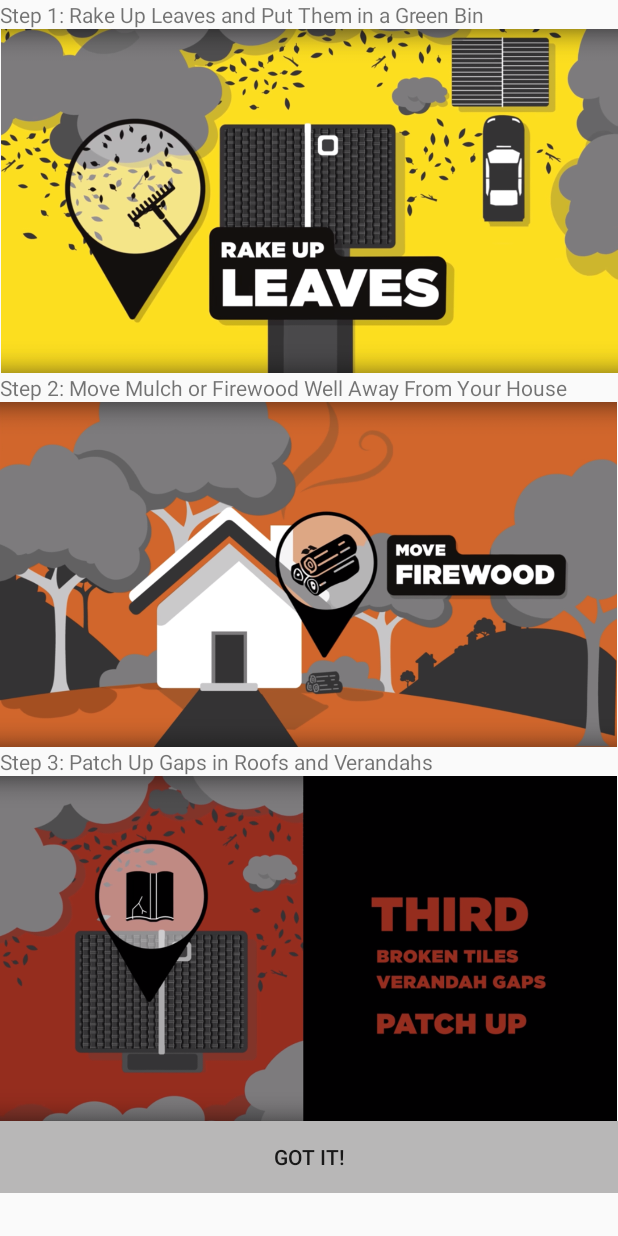
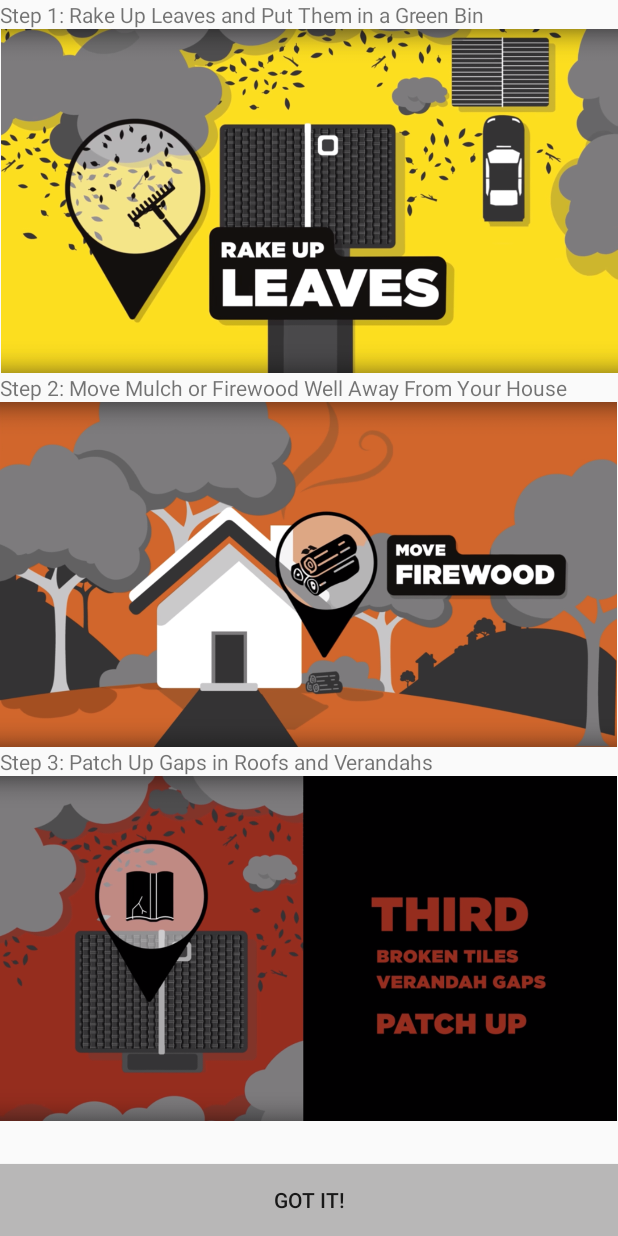
Before and after one commit to fzkfzkqq/mapboxv1.0, an Android app: the layout view_bushfirelow.xml on its own in the app's theme, with its tools: preview values and no code run, on a phone screen of 412 x 824 dp. Run offline under Robolectric (Android 15) with nearby library versions, the phone set to English and light mode, and no system bars.

Commit message:
got some cleaaaaning to doooooooo

```diff
--- a/app/src/main/java/com/disastermate/mapbox/Activities/FloodActivity.java
+++ b/app/src/main/java/com/disastermate/mapbox/Activities/FloodActivity.java
@@ -789,7 +789,7 @@ public class FloodActivity extends
                     j = jsonArray.getJSONObject(0);
                     risk.setText(j.getString("floodRiskRating"));
                     //risk.setText("HIGH");
-                    risk.setBackgroundColor(Color.rgb(37,155,36));
+//                    risk.setBackgroundColor(Color.rgb(37,155,36));
                     lastupdated.setText("Updated："+ j.getString("lastUpdated"));
                     location_address.setText( address.getAddressLine(0));
                     btn_airPressure.setText((j.get("airPressure")).toString() + " hPa");
--- a/app/src/main/res/layout/view_bushfirelow.xml
+++ b/app/src/main/res/layout/view_bushfirelow.xml
@@ -5,12 +5,16 @@
     android:orientation="vertical">
     <ScrollView
         android:layout_height="match_parent"
-        android:layout_width="wrap_content"
+        android:layout_width="match_parent"
+        android:fillViewport="true"
+        android:layout_alignBottom="@+id/dialogue_button"
+
         >
         <LinearLayout
             android:layout_width="match_parent"
             android:layout_height="match_parent"
-            android:orientation="vertical">
+            android:orientation="vertical"
+            >
             <TextView
 
                 android:layout_width="match_parent"
@@ -22,6 +26,7 @@
                 android:layout_width="match_parent"
                 android:layout_height="wrap_content"
                 android:scaleType="centerInside"
+
                 android:src="@drawable/low_bf1" />
 
             <TextView
@@ -45,14 +50,17 @@
                 android:src="@drawable/low_bf3"
                 android:scaleType="centerInside"/>
 
-            <Button
-                android:id="@+id/dialogue_button"
-                android:background="@color/mapbox_grey"
-                android:layout_width="match_parent"
-                android:layout_height="wrap_content"
-                android:text="Got it!" />
+
         </LinearLayout>
+
     </ScrollView>
 
+    <Button
+        android:id="@+id/dialogue_button"
+        android:background="@color/mapbox_grey"
+        android:layout_width="match_parent"
+        android:layout_height="wrap_content"
+        android:text="Got it!"
+        android:layout_alignParentBottom="true"/>
 
 </RelativeLayout>
```
